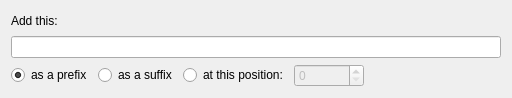
This is src/operation/insertform.ui in metamorphose/metamorphose3 as Qt 5 draws it before an edit. The edited form follows.
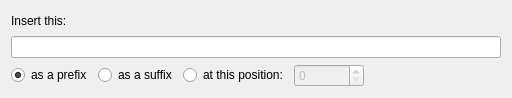
This is the edited form.

```diff
--- a/src/operation/insertform.ui
+++ b/src/operation/insertform.ui
@@ -97,7 +97,7 @@
       </sizepolicy>
      </property>
      <property name="text">
-      <string>Add this:</string>
+      <string>Insert this:</string>
      </property>
     </widget>
    </item>
```
